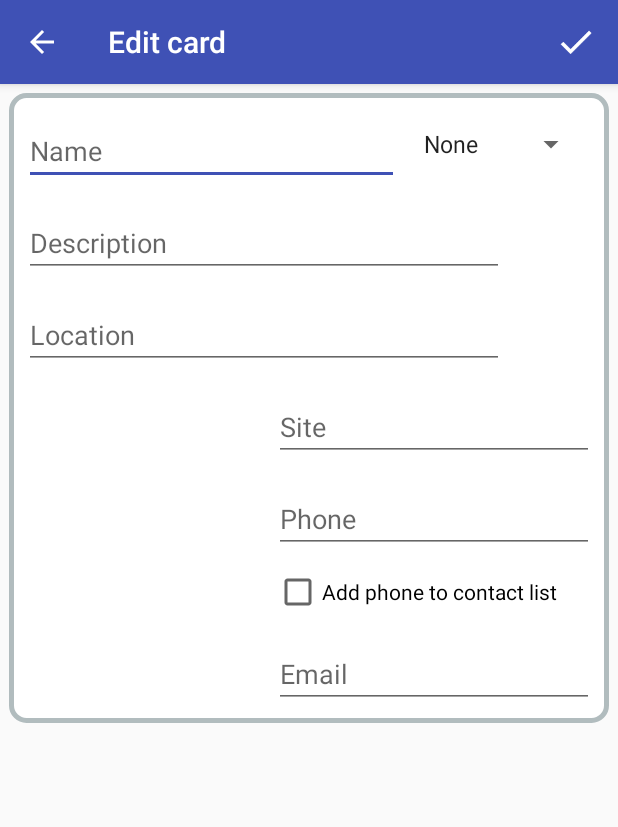
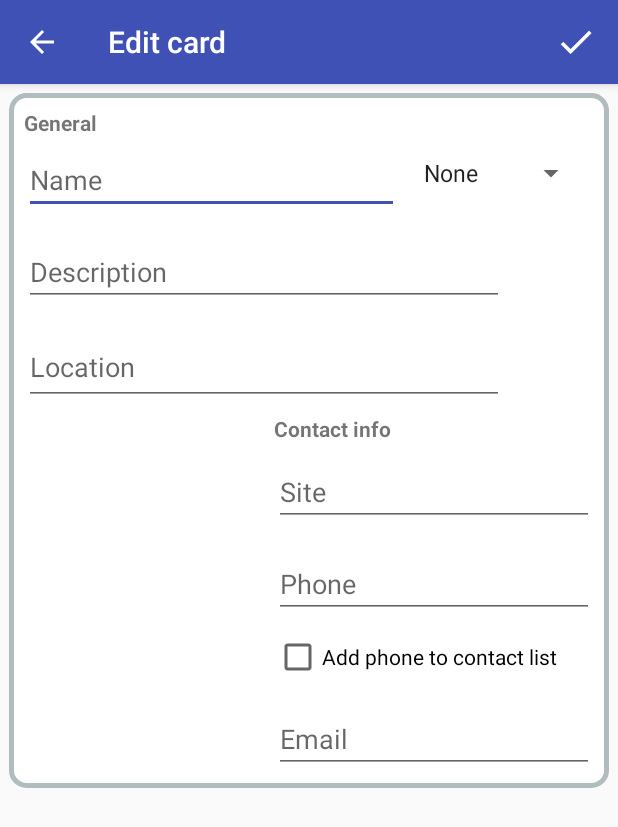
Before and after one commit to draxvel/CardHolderApp, an Android app: the EditCardActivity screen opened directly, with no data from a screen before it, on a phone screen of 412 x 824 dp. Shown: the top 827 px of the screen. Run offline under Robolectric (Android 15) with nearby library versions, the phone set to English and light mode, and no system bars.

Commit message:
Design modified.

```diff
--- a/app/src/main/res/layout/activity_edit.xml
+++ b/app/src/main/res/layout/activity_edit.xml
@@ -1,5 +1,5 @@
 <?xml version="1.0" encoding="utf-8"?>
-<ScrollView
+<ScrollView xmlns:tools="http://schemas.android.com/tools"
     android:layout_width="match_parent"
     android:layout_height="match_parent"
     xmlns:android="http://schemas.android.com/apk/res/android"
@@ -21,6 +21,17 @@
                 app:layout_constraintStart_toStartOf="parent"
                 app:layout_constraintTop_toTopOf="parent">
 
+                <TextView
+                    android:id="@+id/textView"
+                    android:layout_width="wrap_content"
+                    android:layout_height="wrap_content"
+                    android:layout_marginLeft="@dimen/spacing_medium"
+                    android:layout_marginStart="@dimen/spacing_medium"
+                    android:layout_marginTop="@dimen/spacing_medium"
+                    android:text="@string/general"
+                    android:textStyle="bold"
+                    app:layout_constraintStart_toStartOf="parent"
+                    app:layout_constraintTop_toTopOf="parent" />
 
                 <EditText
                     android:id="@+id/et_name"
@@ -28,13 +39,13 @@
                     android:layout_height="wrap_content"
                     android:layout_marginLeft="@dimen/spacing_medium"
                     android:layout_marginStart="@dimen/spacing_medium"
-                    android:layout_marginTop="@dimen/spacing_large"
+                    android:layout_marginTop="@dimen/spacing_small"
                     android:ems="15"
+                    android:hint="@string/name"
+                    android:inputType="text"
                     android:maxLength="40"
-                    android:inputType="text"
-                    android:hint="@string/name"
                     app:layout_constraintStart_toStartOf="parent"
-                    app:layout_constraintTop_toTopOf="parent" />
+                    app:layout_constraintTop_toBottomOf="@+id/textView" />
 
                 <Spinner
                     android:id="@+id/sp_tag"
@@ -45,7 +56,8 @@
                     android:layout_marginTop="@dimen/spacing_small"
                     app:layout_constraintEnd_toEndOf="parent"
                     app:layout_constraintStart_toEndOf="@id/et_name"
-                    app:layout_constraintTop_toTopOf="@id/et_name"></Spinner>
+                    app:layout_constraintTop_toTopOf="@id/et_name">
+                </Spinner>
 
                 <EditText
                     android:id="@+id/et_description"
@@ -64,31 +76,40 @@
                 <EditText
                     android:id="@+id/et_location"
                     android:layout_width="wrap_content"
-                    android:layout_height="wrap_content"
+                    android:layout_height="50dp"
                     android:layout_marginLeft="@dimen/spacing_medium"
                     android:layout_marginStart="@dimen/spacing_medium"
                     android:layout_marginTop="@dimen/spacing_large"
                     android:ems="15"
+                    android:hint="@string/location"
+                    android:inputType="text"
                     android:maxLength="40"
-                    android:inputType="text"
-                    android:hint="@string/location"
                     app:layout_constraintStart_toStartOf="parent"
                     app:layout_constraintTop_toBottomOf="@+id/et_description" />
 
+                <TextView
+                    android:id="@+id/textView2"
+                    android:layout_width="wrap_content"
+                    android:layout_height="wrap_content"
+                    android:layout_marginTop="@dimen/spacing_small"
+                    android:text="@string/contact_info"
+                    android:textStyle="bold"
+                    app:layout_constraintStart_toStartOf="@+id/et_site"
+                    app:layout_constraintTop_toBottomOf="@+id/et_location" />
 
                 <EditText
                     android:id="@+id/et_site"
                     android:layout_width="wrap_content"
                     android:layout_height="wrap_content"
+                    android:layout_marginEnd="@dimen/spacing_medium"
                     android:layout_marginRight="@dimen/spacing_medium"
-                    android:layout_marginEnd="@dimen/spacing_medium"
-                    android:layout_marginTop="@dimen/spacing_large"
+                    android:layout_marginTop="@dimen/spacing_medium"
                     android:ems="10"
+                    android:hint="@string/site"
+                    android:inputType="text"
                     android:maxLength="20"
-                    android:inputType="text"
-                    android:hint="@string/site"
                     app:layout_constraintEnd_toEndOf="parent"
-                    app:layout_constraintTop_toBottomOf="@id/et_location" />
+                    app:layout_constraintTop_toBottomOf="@+id/textView2" />
 
                 <EditText
                     android:id="@+id/et_phone"
--- a/app/src/main/res/values/strings.xml
+++ b/app/src/main/res/values/strings.xml
@@ -29,4 +29,6 @@
     <string name="category">Category</string>
     <string name="choose_category">Choose category</string>
     <string name="filter">Filter</string>
+    <string name="general">General</string>
+    <string name="contact_info">Contact info</string>
 </resources>
```
Also changed, not shown: app/src/main/res/layout/item_card.xml (+22 -20 lines).
